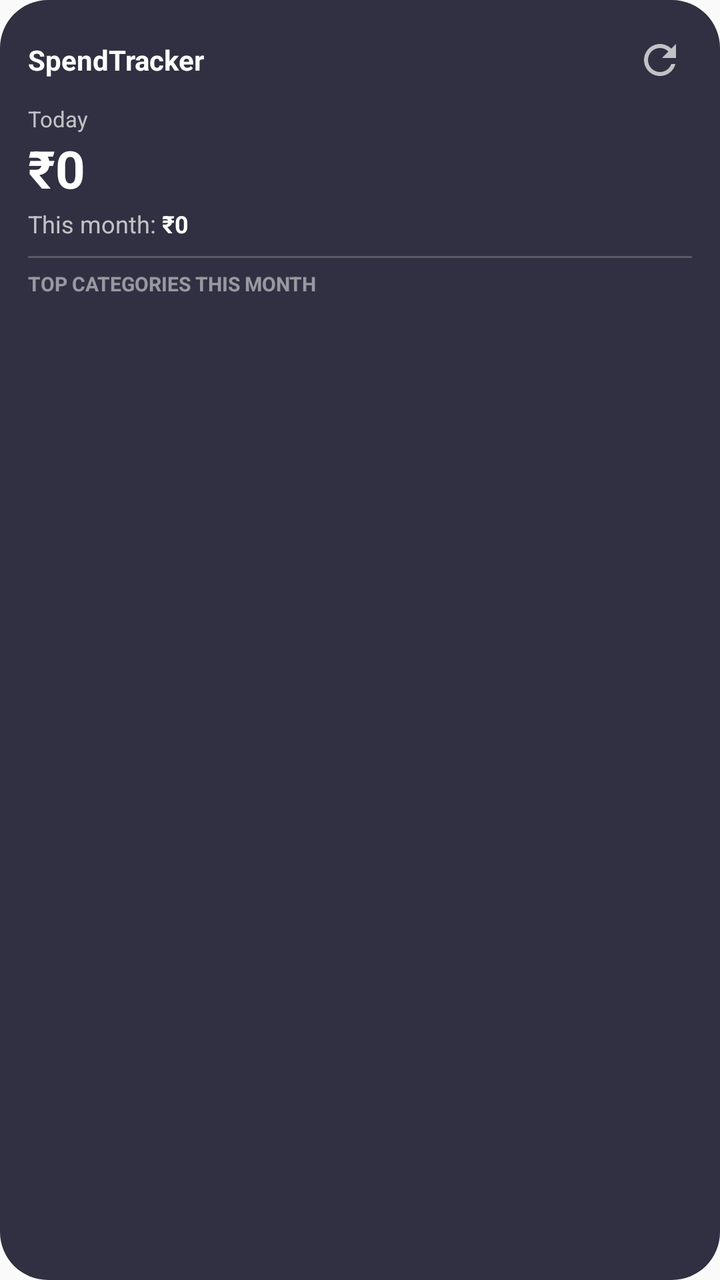
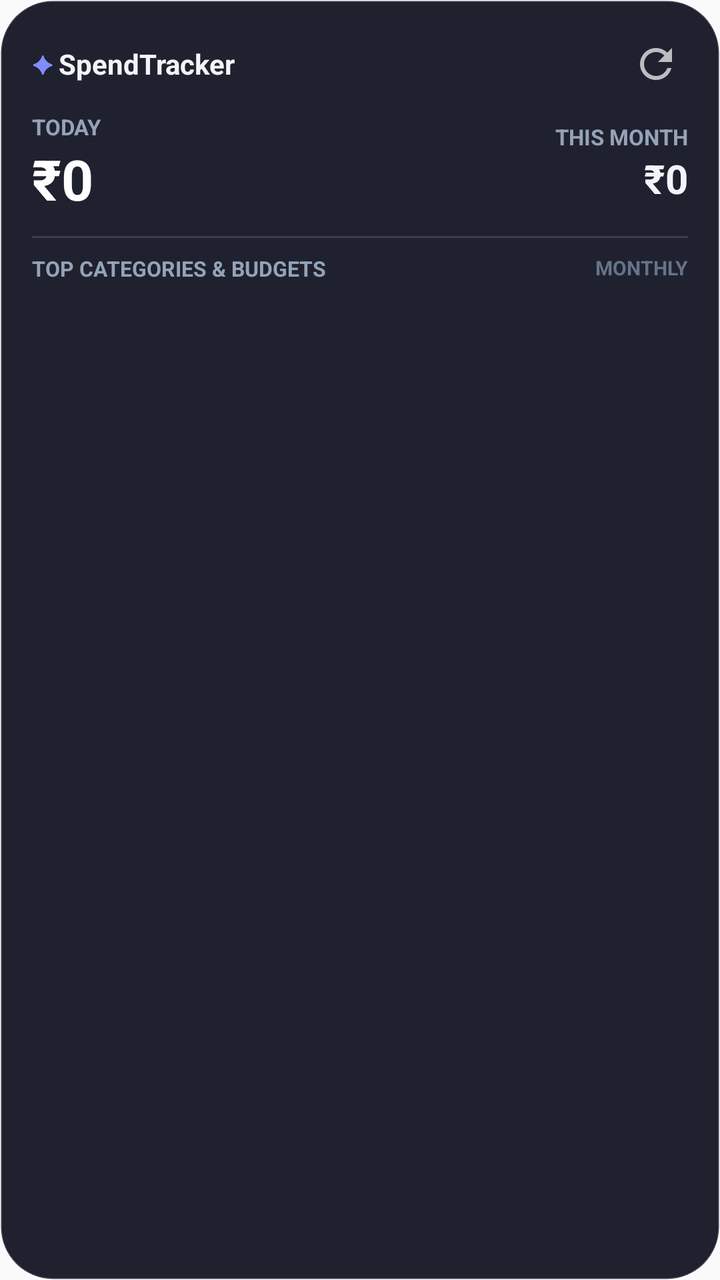

Screens rendered from an Android XML layout before and after an edit, with the pre-edit source and the edit as a unified diff.
<!-- AndroidManifest.xml: application theme Theme.SpendTracker -->
<!-- res/layout/widget_spend_tracker.xml -->
<?xml version="1.0" encoding="utf-8"?>
<LinearLayout
    xmlns:android="http://schemas.android.com/apk/res/android"
    android:id="@+id/widget_root"
    android:layout_width="match_parent"
    android:layout_height="match_parent"
    android:orientation="vertical"
    android:padding="14dp"
    android:background="@drawable/widget_background">

    
    <RelativeLayout
        android:layout_width="match_parent"
        android:layout_height="wrap_content"
        android:layout_marginBottom="6dp">

        <TextView
            android:id="@+id/widget_title"
            android:layout_width="wrap_content"
            android:layout_height="wrap_content"
            android:layout_alignParentStart="true"
            android:layout_centerVertical="true"
            android:text="SpendTracker"
            android:textColor="#FFFFFFFF"
            android:textSize="14sp"
            android:textStyle="bold" />

        <ImageButton
            android:id="@+id/widget_refresh_button"
            android:layout_width="32dp"
            android:layout_height="32dp"
            android:layout_alignParentEnd="true"
            android:layout_centerVertical="true"
            android:background="@android:color/transparent"
            android:contentDescription="Refresh"
            android:src="@drawable/ic_refresh"
            android:scaleType="centerInside" />

    </RelativeLayout>

    
    <TextView
        android:layout_width="wrap_content"
        android:layout_height="wrap_content"
        android:text="Today"
        android:textColor="#B3FFFFFF"
        android:textSize="11sp" />

    <TextView
        android:id="@+id/widget_today_amount"
        android:layout_width="wrap_content"
        android:layout_height="wrap_content"
        android:text="₹0"
        android:textColor="#FFFFFFFF"
        android:textSize="26sp"
        android:textStyle="bold"
        android:layout_marginBottom="2dp" />

    
    <LinearLayout
        android:layout_width="match_parent"
        android:layout_height="wrap_content"
        android:orientation="horizontal"
        android:layout_marginBottom="8dp">

        <TextView
            android:layout_width="wrap_content"
            android:layout_height="wrap_content"
            android:text="This month: "
            android:textColor="#B3FFFFFF"
            android:textSize="12sp" />

        <TextView
            android:id="@+id/widget_month_amount"
            android:layout_width="wrap_content"
            android:layout_height="wrap_content"
            android:text="₹0"
            android:textColor="#FFFFFFFF"
            android:textSize="12sp"
            android:textStyle="bold" />

    </LinearLayout>

    
    <FrameLayout
        android:layout_width="match_parent"
        android:layout_height="1dp"
        android:background="#33FFFFFF"
        android:layout_marginBottom="6dp" />

    
    <TextView
        android:layout_width="wrap_content"
        android:layout_height="wrap_content"
        android:text="TOP CATEGORIES THIS MONTH"
        android:textColor="#80FFFFFF"
        android:textSize="10sp"
        android:textStyle="bold"
        android:layout_marginBottom="3dp" />

    
    <LinearLayout
        android:id="@+id/widget_cat1_row"
        android:layout_width="match_parent"
        android:layout_height="wrap_content"
        android:orientation="horizontal"
        android:paddingTop="1dp"
        android:paddingBottom="1dp"
        android:visibility="gone">

        <TextView
            android:id="@+id/widget_cat1_name"
            android:layout_width="0dp"
            android:layout_height="wrap_content"
            android:layout_weight="1"
            android:textColor="#EEFFFFFF"
            android:textSize="12sp"
            android:ellipsize="end"
            android:maxLines="1" />

        <TextView
            android:id="@+id/widget_cat1_amount"
            android:layout_width="wrap_content"
            android:layout_height="wrap_content"
            android:textColor="#FFFFFFFF"
            android:textSize="12sp"
            android:textStyle="bold" />

    </LinearLayout>

    
    <LinearLayout
        android:id="@+id/widget_cat2_row"
        android:layout_width="match_parent"
        android:layout_height="wrap_content"
        android:orientation="horizontal"
        android:paddingTop="1dp"
        android:paddingBottom="1dp"
        android:visibility="gone">

        <TextView
            android:id="@+id/widget_cat2_name"
            android:layout_width="0dp"
            android:layout_height="wrap_content"
            android:layout_weight="1"
            android:textColor="#EEFFFFFF"
            android:textSize="12sp"
            android:ellipsize="end"
            android:maxLines="1" />

        <TextView
            android:id="@+id/widget_cat2_amount"
            android:layout_width="wrap_content"
            android:layout_height="wrap_content"
            android:textColor="#FFFFFFFF"
            android:textSize="12sp"
            android:textStyle="bold" />

    </LinearLayout>

    
    <LinearLayout
        android:id="@+id/widget_cat3_row"
        android:layout_width="match_parent"
        android:layout_height="wrap_content"
        android:orientation="horizontal"
        android:paddingTop="1dp"
        android:paddingBottom="1dp"
        android:visibility="gone">

        <TextView
            android:id="@+id/widget_cat3_name"
            android:layout_width="0dp"
            android:layout_height="wrap_content"
            android:layout_weight="1"
            android:textColor="#EEFFFFFF"
            android:textSize="12sp"
            android:ellipsize="end"
            android:maxLines="1" />

        <TextView
            android:id="@+id/widget_cat3_amount"
            android:layout_width="wrap_content"
            android:layout_height="wrap_content"
            android:textColor="#FFFFFFFF"
            android:textSize="12sp"
            android:textStyle="bold" />

    </LinearLayout>

    
    <LinearLayout
        android:id="@+id/widget_cat4_row"
        android:layout_width="match_parent"
        android:layout_height="wrap_content"
        android:orientation="horizontal"
        android:paddingTop="1dp"
        android:paddingBottom="1dp"
        android:visibility="gone">

        <TextView
            android:id="@+id/widget_cat4_name"
            android:layout_width="0dp"
            android:layout_height="wrap_content"
            android:layout_weight="1"
            android:textColor="#EEFFFFFF"
            android:textSize="12sp"
            android:ellipsize="end"
            android:maxLines="1" />

        <TextView
            android:id="@+id/widget_cat4_amount"
            android:layout_width="wrap_content"
            android:layout_height="wrap_content"
            android:textColor="#FFFFFFFF"
            android:textSize="12sp"
            android:textStyle="bold" />

    </LinearLayout>

    
    <LinearLayout
        android:id="@+id/widget_cat5_row"
        android:layout_width="match_parent"
        android:layout_height="wrap_content"
        android:orientation="horizontal"
        android:paddingTop="1dp"
        android:paddingBottom="1dp"
        android:visibility="gone">

        <TextView
            android:id="@+id/widget_cat5_name"
            android:layout_width="0dp"
            android:layout_height="wrap_content"
            android:layout_weight="1"
            android:textColor="#EEFFFFFF"
            android:textSize="12sp"
            android:ellipsize="end"
            android:maxLines="1" />

        <TextView
            android:id="@+id/widget_cat5_amount"
            android:layout_width="wrap_content"
            android:layout_height="wrap_content"
            android:textColor="#FFFFFFFF"
            android:textSize="12sp"
            android:textStyle="bold" />

    </LinearLayout>

    
    <TextView
        android:id="@+id/widget_no_cats"
        android:layout_width="match_parent"
        android:layout_height="wrap_content"
        android:text="No categorized spend this month"
        android:textColor="#80FFFFFF"
        android:textSize="12sp"
        android:gravity="center"
        android:paddingTop="4dp"
        android:visibility="gone" />

</LinearLayout>
<!-- resources referenced by this layout -->
<resources>
  <!-- drawable widget_background (drawable) -->
  <?xml version="1.0" encoding="utf-8"?>
  <shape xmlns:android="http://schemas.android.com/apk/res/android"
      android:shape="rectangle">
      <solid android:color="#E61B1B2F" />
      <corners android:radius="24dp" />
  </shape>
  <style name="Theme.SpendTracker" parent="android:Theme.Material.Light.NoActionBar" />
  <!-- unchanged entries left out for length: 1 -->
</resources>

<!-- the commit's change to res/layout/widget_spend_tracker.xml (unified diff, before → after) -->
@@ -5,25 +5,41 @@
     android:layout_width="match_parent"
     android:layout_height="match_parent"
     android:orientation="vertical"
-    android:padding="14dp"
+    android:padding="16dp"
     android:background="@drawable/widget_background">
 
     
     <RelativeLayout
         android:layout_width="match_parent"
         android:layout_height="wrap_content"
-        android:layout_marginBottom="6dp">
-
-        <TextView
-            android:id="@+id/widget_title"
+        android:layout_marginBottom="8dp">
+
+        <LinearLayout
             android:layout_width="wrap_content"
             android:layout_height="wrap_content"
             android:layout_alignParentStart="true"
             android:layout_centerVertical="true"
-            android:text="SpendTracker"
-            android:textColor="#FFFFFFFF"
-            android:textSize="14sp"
-            android:textStyle="bold" />
+            android:orientation="horizontal"
+            android:gravity="center_vertical">
+
+            <TextView
+                android:layout_width="wrap_content"
+                android:layout_height="wrap_content"
+                android:text="✦ "
+                android:textColor="#818CF8"
+                android:textSize="12sp"
+                android:textStyle="bold" />
+
+            <TextView
+                android:id="@+id/widget_title"
+                android:layout_width="wrap_content"
+                android:layout_height="wrap_content"
+                android:text="SpendTracker"
+                android:textColor="#F3F4F6"
+                android:textSize="14sp"
+                android:textStyle="bold" />
+
+        </LinearLayout>
 
         <ImageButton
             android:id="@+id/widget_refresh_button"
@@ -34,97 +50,169 @@
             android:background="@android:color/transparent"
             android:contentDescription="Refresh"
             android:src="@drawable/ic_refresh"
-            android:scaleType="centerInside" />
+            android:scaleType="centerInside"
+            android:padding="4dp" />
 
     </RelativeLayout>
 
     
-    <TextView
-        android:layout_width="wrap_content"
-        android:layout_height="wrap_content"
-        android:text="Today"
-        android:textColor="#B3FFFFFF"
-        android:textSize="11sp" />
-
-    <TextView
-        android:id="@+id/widget_today_amount"
-        android:layout_width="wrap_content"
-        android:layout_height="wrap_content"
-        android:text="₹0"
-        android:textColor="#FFFFFFFF"
-        android:textSize="26sp"
-        android:textStyle="bold"
-        android:layout_marginBottom="2dp" />
-
-    
     <LinearLayout
         android:layout_width="match_parent"
         android:layout_height="wrap_content"
         android:orientation="horizontal"
+        android:gravity="center_vertical"
+        android:layout_marginBottom="10dp">
+
+        <LinearLayout
+            android:layout_width="0dp"
+            android:layout_height="wrap_content"
+            android:layout_weight="1"
+            android:orientation="vertical">
+
+            <TextView
+                android:layout_width="wrap_content"
+                android:layout_height="wrap_content"
+                android:text="TODAY"
+                android:textColor="#94A3B8"
+                android:textSize="11sp"
+                android:textStyle="bold" />
+
+            <TextView
+                android:id="@+id/widget_today_amount"
+                android:layout_width="wrap_content"
+                android:layout_height="wrap_content"
+                android:text="₹0"
+                android:textColor="#FFFFFF"
+                android:textSize="28sp"
+                android:textStyle="bold" />
+
+        </LinearLayout>
+
+        <LinearLayout
+            android:layout_width="wrap_content"
+            android:layout_height="wrap_content"
+            android:orientation="vertical"
+            android:gravity="end">
+
+            <TextView
+                android:layout_width="wrap_content"
+                android:layout_height="wrap_content"
+                android:text="THIS MONTH"
+                android:textColor="#94A3B8"
+                android:textSize="11sp"
+                android:textStyle="bold" />
+
+            <TextView
+                android:id="@+id/widget_month_amount"
+                android:layout_width="wrap_content"
+                android:layout_height="wrap_content"
+                android:text="₹0"
+                android:textColor="#F1F5F9"
+                android:textSize="20sp"
+                android:textStyle="bold" />
+
+        </LinearLayout>
+
+    </LinearLayout>
+
+    
+    <FrameLayout
+        android:layout_width="match_parent"
+        android:layout_height="1dp"
+        android:background="#22FFFFFF"
+        android:layout_marginBottom="8dp" />
+
+    
+    <RelativeLayout
+        android:layout_width="match_parent"
+        android:layout_height="wrap_content"
         android:layout_marginBottom="8dp">
 
         <TextView
+            android:id="@+id/widget_section_label"
             android:layout_width="wrap_content"
             android:layout_height="wrap_content"
-            android:text="This month: "
-            android:textColor="#B3FFFFFF"
-            android:textSize="12sp" />
+            android:layout_alignParentStart="true"
+            android:text="TOP CATEGORIES &amp; BUDGETS"
+            android:textColor="#94A3B8"
+            android:textSize="10.5sp"
+            android:textStyle="bold" />
 
         <TextView
-            android:id="@+id/widget_month_amount"
+            android:id="@+id/widget_status_label"
             android:layout_width="wrap_content"
             android:layout_height="wrap_content"
-            android:text="₹0"
-            android:textColor="#FFFFFFFF"
-            android:textSize="12sp"
+            android:layout_alignParentEnd="true"
+            android:text="MONTHLY"
+            android:textColor="#64748B"
+            android:textSize="10sp"
             android:textStyle="bold" />
 
-    </LinearLayout>
-
-    
-    <FrameLayout
-        android:layout_width="match_parent"
-        android:layout_height="1dp"
-        android:background="#33FFFFFF"
-        android:layout_marginBottom="6dp" />
-
-    
-    <TextView
-        android:layout_width="wrap_content"
-        android:layout_height="wrap_content"
-        android:text="TOP CATEGORIES THIS MONTH"
-        android:textColor="#80FFFFFF"
-        android:textSize="10sp"
-        android:textStyle="bold"
-        android:layout_marginBottom="3dp" />
+    </RelativeLayout>
 
     
     <LinearLayout
         android:id="@+id/widget_cat1_row"
         android:layout_width="match_parent"
         android:layout_height="wrap_content"
-        android:orientation="horizontal"
-        android:paddingTop="1dp"
-        android:paddingBottom="1dp"
+        android:orientation="vertical"
+        android:layout_marginBottom="9dp"
         android:visibility="gone">
 
-        <TextView
-            android:id="@+id/widget_cat1_name"
-            android:layout_width="0dp"
-            android:layout_height="wrap_content"
-            android:layout_weight="1"
-            android:textColor="#EEFFFFFF"
-            android:textSize="12sp"
-            android:ellipsize="end"
-            android:maxLines="1" />
-
-        <TextView
-            android:id="@+id/widget_cat1_amount"
-            android:layout_width="wrap_content"
-            android:layout_height="wrap_content"
-            android:textColor="#FFFFFFFF"
-            android:textSize="12sp"
-            android:textStyle="bold" />
+        <RelativeLayout
+            android:layout_width="match_parent"
+            android:layout_height="wrap_content"
+            android:layout_marginBottom="4dp">
+
+            <TextView
+                android:id="@+id/widget_cat1_amount"
+                android:layout_width="wrap_content"
+                android:layout_height="wrap_content"
+                android:layout_alignParentEnd="true"
+                android:textColor="#FFFFFF"
+                android:textSize="12.5sp"
+                android:textStyle="bold"
+                android:singleLine="true" />
+
+            <TextView
+                android:id="@+id/widget_cat1_name"
+                android:layout_width="match_parent"
+                android:layout_height="wrap_content"
+                android:layout_alignParentStart="true"
+                android:layout_toStartOf="@+id/widget_cat1_amount"
+                android:layout_marginEnd="6dp"
+                android:textColor="#F3F4F6"
+                android:textSize="13.5sp"
+                android:textStyle="bold"
+                android:ellipsize="end"
+                android:singleLine="true" />
+
+        </RelativeLayout>
+
+        <FrameLayout
+            android:layout_width="match_parent"
+            android:layout_height="7dp">
+
+            <ProgressBar
+                android:id="@+id/widget_cat1_progress"
+                style="?android:attr/progressBarStyleHorizontal"
+                android:layout_width="match_parent"
+                android:layout_height="7dp"
+                android:max="100"
+                android:progress="0"
+                android:progressDrawable="@drawable/widget_progress_bar_1" />
+
+            <ProgressBar
+                android:id="@+id/widget_cat1_progress_alert"
+                style="?android:attr/progressBarStyleHorizontal"
+                android:layout_width="match_parent"
+                android:layout_height="7dp"
+                android:max="100"
+                android:progress="100"
+                android:progressDrawable="@drawable/widget_progress_bar_alert"
+                android:visibility="gone" />
+
+        </FrameLayout>
 
     </LinearLayout>
 
@@ -133,28 +221,64 @@
         android:id="@+id/widget_cat2_row"
         android:layout_width="match_parent"
         android:layout_height="wrap_content"
-        android:orientation="horizontal"
-        android:paddingTop="1dp"
-        android:paddingBottom="1dp"
+        android:orientation="vertical"
+        android:layout_marginBottom="9dp"
         android:visibility="gone">
 
-        <TextView
-            android:id="@+id/widget_cat2_name"
-            android:layout_width="0dp"
-            android:layout_height="wrap_content"
-            android:layout_weight="1"
-            android:textColor="#EEFFFFFF"
-            android:textSize="12sp"
-            android:ellipsize="end"
-            android:maxLines="1" />
-
-        <TextView
-            android:id="@+id/widget_cat2_amount"
-            android:layout_width="wrap_content"
-            android:layout_height="wrap_content"
-            android:textColor="#FFFFFFFF"
-            android:textSize="12sp"
-            android:textStyle="bold" />
+        <RelativeLayout
+            android:layout_width="match_parent"
+            android:layout_height="wrap_content"
+            android:layout_marginBottom="4dp">
+
+            <TextView
+                android:id="@+id/widget_cat2_amount"
+                android:layout_width="wrap_content"
+                android:layout_height="wrap_content"
+                android:layout_alignParentEnd="true"
+                android:textColor="#FFFFFF"
+                android:textSize="12.5sp"
+                android:textStyle="bold"
+                android:singleLine="true" />
+
+            <TextView
+                android:id="@+id/widget_cat2_name"
+                android:layout_width="match_parent"
+                android:layout_height="wrap_content"
+                android:layout_alignParentStart="true"
+                android:layout_toStartOf="@+id/widget_cat2_amount"
+                android:layout_marginEnd="6dp"
+                android:textColor="#F3F4F6"
+                android:textSize="13.5sp"
+                android:textStyle="bold"
+                android:ellipsize="end"
+                android:singleLine="true" />
+
+        </RelativeLayout>
+
+        <FrameLayout
+            android:layout_width="match_parent"
+            android:layout_height="7dp">
+
+            <ProgressBar
+                android:id="@+id/widget_cat2_progress"
+                style="?android:attr/progressBarStyleHorizontal"
+                android:layout_width="match_parent"
+                android:layout_height="7dp"
+                android:max="100"
+                android:progress="0"
+                android:progressDrawable="@drawable/widget_progress_bar_2" />
+
+            <ProgressBar
+                android:id="@+id/widget_cat2_progress_alert"
+                style="?android:attr/progressBarStyleHorizontal"
+                android:layout_width="match_parent"
+                android:layout_height="7dp"
+                android:max="100"
+                android:progress="100"
+                android:progressDrawable="@drawable/widget_progress_bar_alert"
+                android:visibility="gone" />
+
+        </FrameLayout>
 
     </LinearLayout>
 
@@ -163,28 +287,64 @@
         android:id="@+id/widget_cat3_row"
         android:layout_width="match_parent"
         android:layout_height="wrap_content"
-        android:orientation="horizontal"
-        android:paddingTop="1dp"
-        android:paddingBottom="1dp"
+        android:orientation="vertical"
+        android:layout_marginBottom="9dp"
         android:visibility="gone">
 
-        <TextView
-            android:id="@+id/widget_cat3_name"
-            android:layout_width="0dp"
-            android:layout_height="wrap_content"
-            android:layout_weight="1"
-            android:textColor="#EEFFFFFF"
-            android:textSize="12sp"
-            android:ellipsize="end"
-            android:maxLines="1" />
-
-        <TextView
-            android:id="@+id/widget_cat3_amount"
-            android:layout_width="wrap_content"
-            android:layout_height="wrap_content"
-            android:textColor="#FFFFFFFF"
-            android:textSize="12sp"
-            android:textStyle="bold" />
+        <RelativeLayout
+            android:layout_width="match_parent"
+            android:layout_height="wrap_content"
+            android:layout_marginBottom="4dp">
+
+            <TextView
+                android:id="@+id/widget_cat3_amount"
+                android:layout_width="wrap_content"
+                android:layout_height="wrap_content"
+                android:layout_alignParentEnd="true"
+                android:textColor="#FFFFFF"
+                android:textSize="12.5sp"
+                android:textStyle="bold"
+                android:singleLine="true" />
+
+            <TextView
+                android:id="@+id/widget_cat3_name"
+                android:layout_width="match_parent"
+                android:layout_height="wrap_content"
+                android:layout_alignParentStart="true"
+                android:layout_toStartOf="@+id/widget_cat3_amount"
+                android:layout_marginEnd="6dp"
+                android:textColor="#F3F4F6"
+                android:textSize="13.5sp"
+                android:textStyle="bold"
+                android:ellipsize="end"
+                android:singleLine="true" />
+
+        </RelativeLayout>
+
+        <FrameLayout
+            android:layout_width="match_parent"
+            android:layout_height="7dp">
+
+            <ProgressBar
+                android:id="@+id/widget_cat3_progress"
+                style="?android:attr/progressBarStyleHorizontal"
+                android:layout_width="match_parent"
+                android:layout_height="7dp"
+                android:max="100"
+                android:progress="0"
+                android:progressDrawable="@drawable/widget_progress_bar_3" />
+
+            <ProgressBar
+                android:id="@+id/widget_cat3_progress_alert"
+                style="?android:attr/progressBarStyleHorizontal"
+                android:layout_width="match_parent"
+                android:layout_height="7dp"
+                android:max="100"
+                android:progress="100"
+                android:progressDrawable="@drawable/widget_progress_bar_alert"
+                android:visibility="gone" />
+
+        </FrameLayout>
 
     </LinearLayout>
 
@@ -193,58 +353,64 @@
         android:id="@+id/widget_cat4_row"
         android:layout_width="match_parent"
         android:layout_height="wrap_content"
-        android:orientation="horizontal"
-        android:paddingTop="1dp"
-        android:paddingBottom="1dp"
+        android:orientation="vertical"
+        android:layout_marginBottom="4dp"
         android:visibility="gone">
 
-        <TextView
-            android:id="@+id/widget_cat4_name"
-            android:layout_width="0dp"
-            android:layout_height="wrap_content"
-            android:layout_weight="1"
-            android:textColor="#EEFFFFFF"
-            android:textSize="12sp"
-            android:ellipsize="end"
-            android:maxLines="1" />
-
-        <TextView
-            android:id="@+id/widget_cat4_amount"
-            android:layout_width="wrap_content"
-            android:layout_height="wrap_content"
-            android:textColor="#FFFFFFFF"
-            android:textSize="12sp"
-            android:textStyle="bold" />
-
-    </LinearLayout>
-
-    
-    <LinearLayout
-        android:id="@+id/widget_cat5_row"
-        android:layout_width="match_parent"
-        android:layout_height="wrap_content"
-        android:orientation="horizontal"
-        android:paddingTop="1dp"
-        android:paddingBottom="1dp"
-        android:visibility="gone">
-
-        <TextView
-            android:id="@+id/widget_cat5_name"
-            android:layout_width="0dp"
-            android:layout_height="wrap_content"
-            android:layout_weight="1"
-            android:textColor="#EEFFFFFF"
-            android:textSize="12sp"
-            android:ellipsize="end"
-            android:maxLines="1" />
-
-        <TextView
-            android:id="@+id/widget_cat5_amount"
-            android:layout_width="wrap_content"
-            android:layout_height="wrap_content"
-            android:textColor="#FFFFFFFF"
-            android:textSize="12sp"
-            android:textStyle="bold" />
+        <RelativeLayout
+            android:layout_width="match_parent"
+            android:layout_height="wrap_content"
+            android:layout_marginBottom="4dp">
+
+            <TextView
+                android:id="@+id/widget_cat4_amount"
+                android:layout_width="wrap_content"
+                android:layout_height="wrap_content"
+                android:layout_alignParentEnd="true"
+                android:textColor="#FFFFFF"
+                android:textSize="12.5sp"
+                android:textStyle="bold"
+                android:singleLine="true" />
+
+            <TextView
+                android:id="@+id/widget_cat4_name"
+                android:layout_width="match_parent"
+                android:layout_height="wrap_content"
+                android:layout_alignParentStart="true"
+                android:layout_toStartOf="@+id/widget_cat4_amount"
+                android:layout_marginEnd="6dp"
+                android:textColor="#F3F4F6"
+                android:textSize="13.5sp"
+                android:textStyle="bold"
+                android:ellipsize="end"
+                android:singleLine="true" />
+
+        </RelativeLayout>
+
+        <FrameLayout
+            android:layout_width="match_parent"
+            android:layout_height="7dp">
+
+            <ProgressBar
+                android:id="@+id/widget_cat4_progress"
+                style="?android:attr/progressBarStyleHorizontal"
+                android:layout_width="match_parent"
+                android:layout_height="7dp"
+                android:max="100"
+                android:progress="0"
+                android:progressDrawable="@drawable/widget_progress_bar_4" />
+
+            <ProgressBar
+                android:id="@+id/widget_cat4_progress_alert"
+                style="?android:attr/progressBarStyleHorizontal"
+                android:layout_width="match_parent"
+                android:layout_height="7dp"
+                android:max="100"
+                android:progress="100"
+                android:progressDrawable="@drawable/widget_progress_bar_alert"
+                android:visibility="gone" />
+
+        </FrameLayout>
 
     </LinearLayout>
 
@@ -253,11 +419,12 @@
         android:id="@+id/widget_no_cats"
         android:layout_width="match_parent"
         android:layout_height="wrap_content"
-        android:text="No categorized spend this month"
-        android:textColor="#80FFFFFF"
-        android:textSize="12sp"
+        android:text="No categorized spend or budgets yet"
+        android:textColor="#64748B"
+        android:textSize="13sp"
         android:gravity="center"
-        android:paddingTop="4dp"
+        android:paddingTop="12dp"
+        android:paddingBottom="6dp"
         android:visibility="gone" />
 
 </LinearLayout>
<!-- resource entries referenced after the edit -->
@@ -4,9 +4,100 @@
   <?xml version="1.0" encoding="utf-8"?>
   <shape xmlns:android="http://schemas.android.com/apk/res/android"
       android:shape="rectangle">
-      <solid android:color="#E61B1B2F" />
-      <corners android:radius="24dp" />
+      <solid android:color="#F0131422" />
+      <stroke android:width="1dp" android:color="#26FFFFFF" />
+      <corners android:radius="26dp" />
   </shape>
+  <!-- drawable widget_progress_bar_1 (drawable) -->
+  <?xml version="1.0" encoding="utf-8"?>
+  <layer-list xmlns:android="http://schemas.android.com/apk/res/android">
+      <item android:id="@android:id/background">
+          <shape android:shape="rectangle">
+              <corners android:radius="4dp" />
+              <solid android:color="#20FFFFFF" />
+          </shape>
+      </item>
+      <item android:id="@android:id/progress">
+          <clip>
+              <shape android:shape="rectangle">
+                  <corners android:radius="4dp" />
+                  <solid android:color="#818CF8" />
+              </shape>
+          </clip>
+      </item>
+  </layer-list>
+  <!-- drawable widget_progress_bar_2 (drawable) -->
+  <?xml version="1.0" encoding="utf-8"?>
+  <layer-list xmlns:android="http://schemas.android.com/apk/res/android">
+      <item android:id="@android:id/background">
+          <shape android:shape="rectangle">
+              <corners android:radius="4dp" />
+              <solid android:color="#20FFFFFF" />
+          </shape>
+      </item>
+      <item android:id="@android:id/progress">
+          <clip>
+              <shape android:shape="rectangle">
+                  <corners android:radius="4dp" />
+                  <solid android:color="#2DD4BF" />
+              </shape>
+          </clip>
+      </item>
+  </layer-list>
+  <!-- drawable widget_progress_bar_3 (drawable) -->
+  <?xml version="1.0" encoding="utf-8"?>
+  <layer-list xmlns:android="http://schemas.android.com/apk/res/android">
+      <item android:id="@android:id/background">
+          <shape android:shape="rectangle">
+              <corners android:radius="4dp" />
+              <solid android:color="#20FFFFFF" />
+          </shape>
+      </item>
+      <item android:id="@android:id/progress">
+          <clip>
+              <shape android:shape="rectangle">
+                  <corners android:radius="4dp" />
+                  <solid android:color="#FBBF24" />
+              </shape>
+          </clip>
+      </item>
+  </layer-list>
+  <!-- drawable widget_progress_bar_4 (drawable) -->
+  <?xml version="1.0" encoding="utf-8"?>
+  <layer-list xmlns:android="http://schemas.android.com/apk/res/android">
+      <item android:id="@android:id/background">
+          <shape android:shape="rectangle">
+              <corners android:radius="4dp" />
+              <solid android:color="#20FFFFFF" />
+          </shape>
+      </item>
+      <item android:id="@android:id/progress">
+          <clip>
+              <shape android:shape="rectangle">
+                  <corners android:radius="4dp" />
+                  <solid android:color="#F472B6" />
+              </shape>
+          </clip>
+      </item>
+  </layer-list>
+  <!-- drawable widget_progress_bar_alert (drawable) -->
+  <?xml version="1.0" encoding="utf-8"?>
+  <layer-list xmlns:android="http://schemas.android.com/apk/res/android">
+      <item android:id="@android:id/background">
+          <shape android:shape="rectangle">
+              <corners android:radius="4dp" />
+              <solid android:color="#20FFFFFF" />
+          </shape>
+      </item>
+      <item android:id="@android:id/progress">
+          <clip>
+              <shape android:shape="rectangle">
+                  <corners android:radius="4dp" />
+                  <solid android:color="#EF4444" />
+              </shape>
+          </clip>
+      </item>
+  </layer-list>
   <style name="Theme.SpendTracker" parent="android:Theme.Material.Light.NoActionBar" />
   <!-- unchanged entries left out for length: 1 -->
 </resources>
